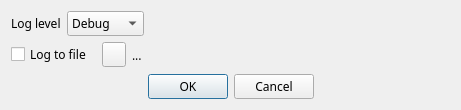
Above: sdrgui/gui/loggingdialog.ui from f4exb/sdrangel before the change. Below: the same form after it.
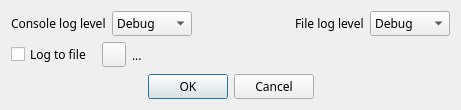
That is the form after the change. Icons and pictures are not drawn.

Patch:
```diff
--- a/sdrgui/gui/loggingdialog.ui
+++ b/sdrgui/gui/loggingdialog.ui
@@ -25,12 +25,18 @@
      <item>
       <widget class="QLabel" name="levelLabel">
        <property name="text">
-        <string>Log level</string>
+        <string>Console log level</string>
        </property>
       </widget>
      </item>
      <item>
-      <widget class="QComboBox" name="level">
+      <widget class="QComboBox" name="consoleLevel">
+       <property name="minimumSize">
+        <size>
+         <width>80</width>
+         <height>0</height>
+        </size>
+       </property>
        <property name="toolTip">
         <string>Choose minimum message severity level for logging</string>
        </property>
@@ -69,6 +75,43 @@
        </property>
       </spacer>
      </item>
+     <item>
+      <widget class="QLabel" name="fileLevelLabel">
+       <property name="text">
+        <string>File log level</string>
+       </property>
+      </widget>
+     </item>
+     <item>
+      <widget class="QComboBox" name="fileLevel">
+       <property name="minimumSize">
+        <size>
+         <width>80</width>
+         <height>0</height>
+        </size>
+       </property>
+       <item>
+        <property name="text">
+         <string>Debug</string>
+        </property>
+       </item>
+       <item>
+        <property name="text">
+         <string>Info</string>
+        </property>
+       </item>
+       <item>
+        <property name="text">
+         <string>Warning</string>
+        </property>
+       </item>
+       <item>
+        <property name="text">
+         <string>Error</string>
+        </property>
+       </item>
+      </widget>
+     </item>
     </layout>
    </item>
    <item>
```
Left out of the diff: 4 changed lines with no effect on the pictures.
